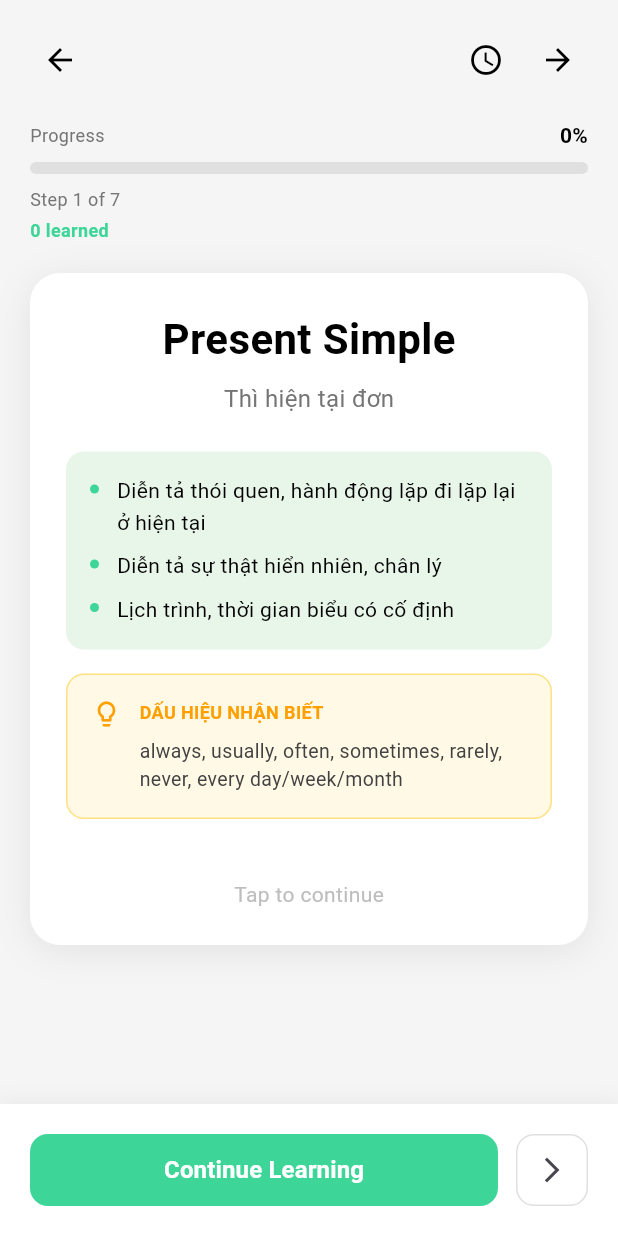
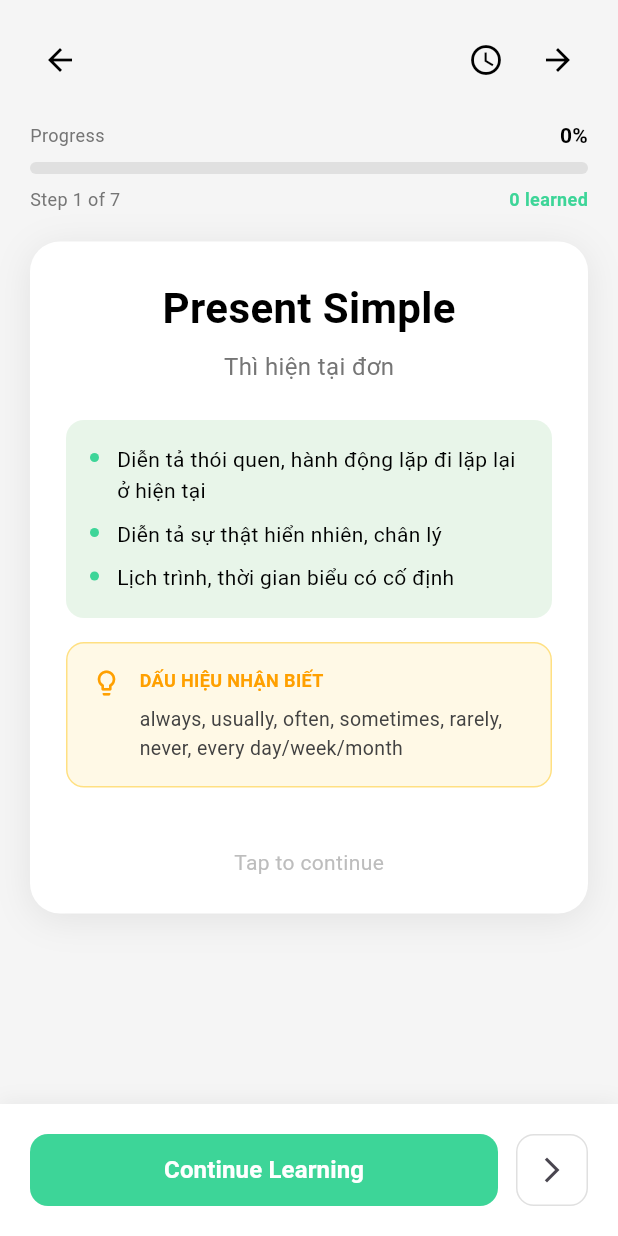
Before and after one commit to Binh1012/E-Learning-Mobile, a Flutter app: the GrammarLessonScreen screen opened directly with empty values, on a phone screen of 412 x 824 dp. Run offline on Flutter 3.47's test engine with Material 3 defaults, Android fonts, the light colour scheme and no system bars; our stand-ins replace audioplayers, email_validator, image_picker.

Commit message:
MOB-005: Update UI

```diff
--- a/mobile/lib/screens/grammar_lesson_screen.dart
+++ b/mobile/lib/screens/grammar_lesson_screen.dart
@@ -271,6 +271,7 @@ class _GrammarLessonScreenState extends State<GrammarLessonScreen> {
     child: Column(
       crossAxisAlignment: CrossAxisAlignment.start,
       children: [
+        // Progress title + %
         Row(
           mainAxisAlignment: MainAxisAlignment.spaceBetween,
           children: [
@@ -291,17 +292,27 @@ class _GrammarLessonScreenState extends State<GrammarLessonScreen> {
             ),
           ],
         ),
+
         const SizedBox(height: 8),
+
+        // Progress bar
         ClipRRect(
           borderRadius: BorderRadius.circular(4),
           child: LinearProgressIndicator(
             value: _progressValue,
             backgroundColor: const Color(0xFFE0E0E0),
-              valueColor: const AlwaysStoppedAnimation<Color>(Color(0xFF3DD598)),
+            valueColor:
+                const AlwaysStoppedAnimation<Color>(Color(0xFF3DD598)),
             minHeight: 8,
           ),
         ),
+
         const SizedBox(height: 8),
+
+        // Step text + learned text (same row)
+        Row(
+          mainAxisAlignment: MainAxisAlignment.spaceBetween,
+          children: [
             Text(
               _stepText,
               style: TextStyle(
@@ -309,7 +320,6 @@ class _GrammarLessonScreenState extends State<GrammarLessonScreen> {
                 color: Colors.grey[600],
               ),
             ),
-          const SizedBox(height: 4),
             Text(
               _isReviewMode ? 'All learned' : '$_learnedSteps learned',
               style: const TextStyle(
@@ -320,8 +330,11 @@ class _GrammarLessonScreenState extends State<GrammarLessonScreen> {
             ),
           ],
         ),
+      ],
+    ),
   );
 }
+
 
   Widget _buildContent() {
     if (_isReviewMode) {
```
Also changed, not shown: 3 other files. Lines whose indentation alone changed are shown as unchanged.
